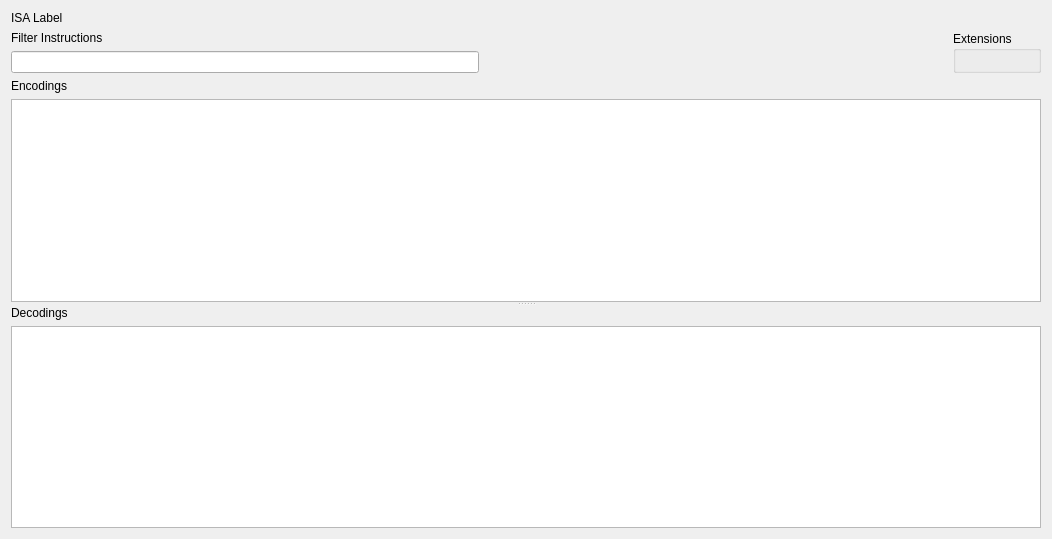
Qt form src/sliderulestab.ui (mortbopet/Ripes) before a commit.
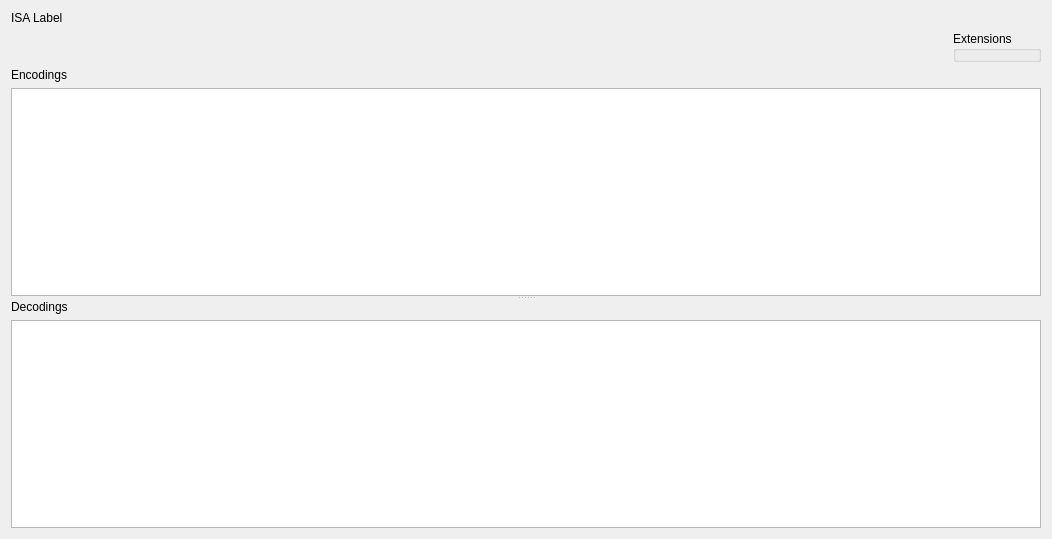
The same form after that commit. Custom widgets are drawn as their Qt base class.

Commit message: Refactor (simplify) encoding table

```diff
--- a/src/sliderulestab.ui
+++ b/src/sliderulestab.ui
@@ -32,20 +32,6 @@
      <property name="sizeConstraint">
       <enum>QLayout::SetMinimumSize</enum>
      </property>
-     <item>
-      <layout class="QVBoxLayout" name="verticalLayout_2">
-       <item>
-        <widget class="QLabel" name="label">
-         <property name="text">
-          <string>Filter Instructions</string>
-         </property>
-        </widget>
-       </item>
-       <item>
-        <widget class="QLineEdit" name="instrFilterInput"/>
-       </item>
-      </layout>
-     </item>
      <item>
       <spacer name="horizontalSpacer">
        <property name="orientation">
@@ -73,7 +59,7 @@
      <property name="orientation">
       <enum>Qt::Vertical</enum>
      </property>
-     <widget class="QWidget" name="">
+     <widget class="QWidget" name="layoutWidget">
       <layout class="QGridLayout" name="gridLayout_2">
        <property name="sizeConstraint">
         <enum>QLayout::SetDefaultConstraint</enum>
@@ -90,7 +76,7 @@
        </item>
       </layout>
      </widget>
-     <widget class="QWidget" name="">
+     <widget class="QWidget" name="layoutWidget">
       <layout class="QGridLayout" name="gridLayout_4">
        <item row="0" column="0">
         <widget class="QLabel" name="label_3">
@@ -108,6 +94,18 @@
    </item>
   </layout>
  </widget>
+ <customwidgets>
+  <customwidget>
+   <class>EncodingView</class>
+   <extends>QTableView</extends>
+   <header>sliderulestab.h</header>
+  </customwidget>
+  <customwidget>
+   <class>DecodingView</class>
+   <extends>QTableView</extends>
+   <header>sliderulestab.h</header>
+  </customwidget>
+ </customwidgets>
  <resources/>
  <connections/>
 </ui>
```
Left out of the diff: 4 changed lines with no effect on the pictures. The commit also changes 2 other files.
